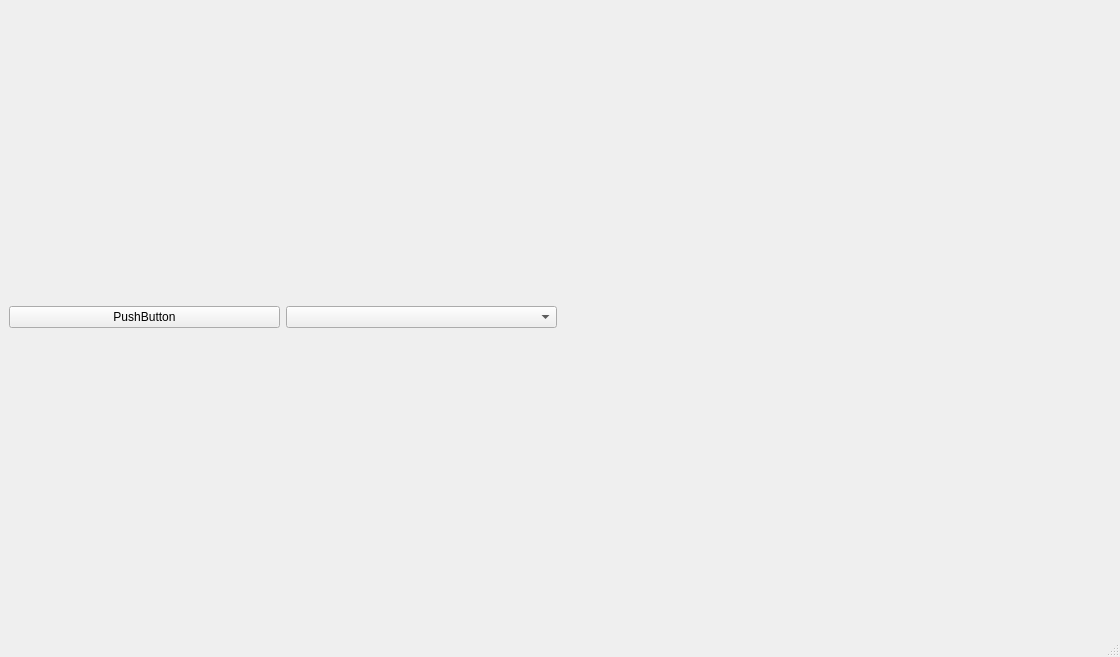
The window that mainwindow.ui (gavrilenkoof/EngineTest) describes before a commit, drawn with Qt 5.
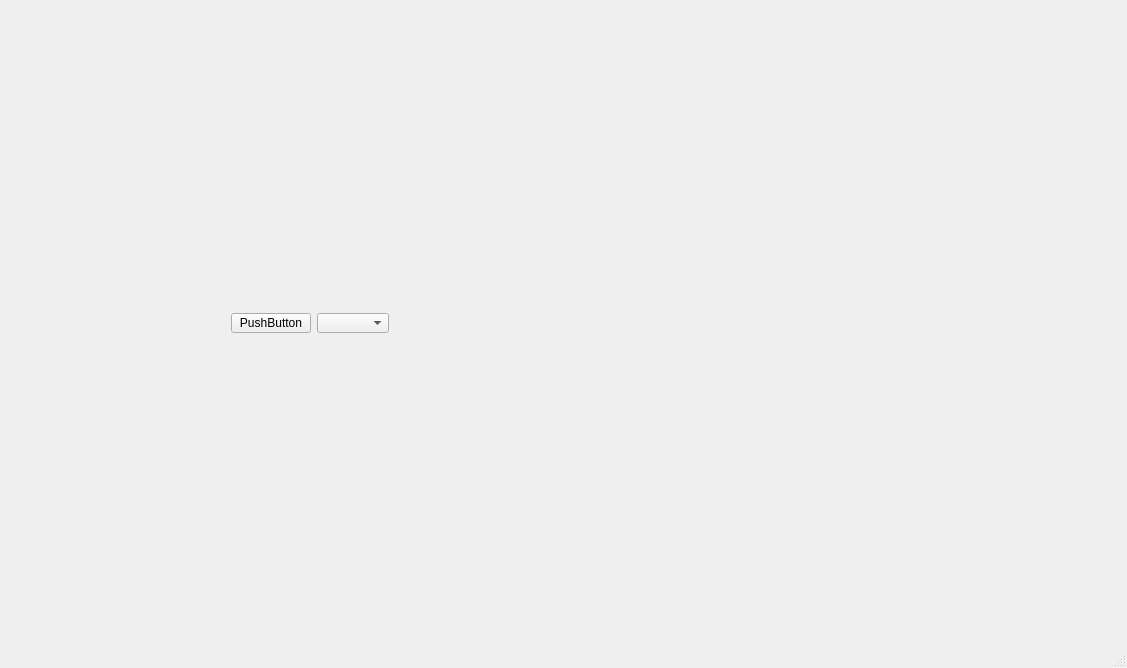
The same window after the commit. Custom widgets are drawn as their Qt base class.

Commit message: need change size

```diff
--- a/mainwindow.ui
+++ b/mainwindow.ui
@@ -6,8 +6,8 @@
    <rect>
     <x>0</x>
     <y>0</y>
-    <width>1120</width>
-    <height>657</height>
+    <width>1127</width>
+    <height>668</height>
    </rect>
   </property>
   <property name="windowTitle">
@@ -21,18 +21,53 @@
        <layout class="QHBoxLayout" name="horizontalLayout">
         <item>
          <widget class="QPushButton" name="pushButton">
+          <property name="maximumSize">
+           <size>
+            <width>100</width>
+            <height>20</height>
+           </size>
+          </property>
           <property name="text">
            <string>PushButton</string>
           </property>
          </widget>
         </item>
         <item>
-         <widget class="QComboBox" name="comboBox"/>
+         <widget class="QComboBox" name="comboBox">
+          <property name="maximumSize">
+           <size>
+            <width>100</width>
+            <height>20</height>
+           </size>
+          </property>
+         </widget>
         </item>
        </layout>
       </item>
       <item>
-       <widget class="RealTimeGraphs" name="widget" native="true"/>
+       <widget class="RealTimeGraphs" name="widget" native="true">
+        <property name="enabled">
+         <bool>true</bool>
+        </property>
+        <property name="sizePolicy">
+         <sizepolicy hsizetype="Preferred" vsizetype="Preferred">
+          <horstretch>0</horstretch>
+          <verstretch>0</verstretch>
+         </sizepolicy>
+        </property>
+        <property name="minimumSize">
+         <size>
+          <width>500</width>
+          <height>500</height>
+         </size>
+        </property>
+        <property name="maximumSize">
+         <size>
+          <width>10</width>
+          <height>5000</height>
+         </size>
+        </property>
+       </widget>
       </item>
      </layout>
     </item>
```
Left out of the diff: 2 changed lines with no effect on the pictures. The commit also changes 1 other file.
